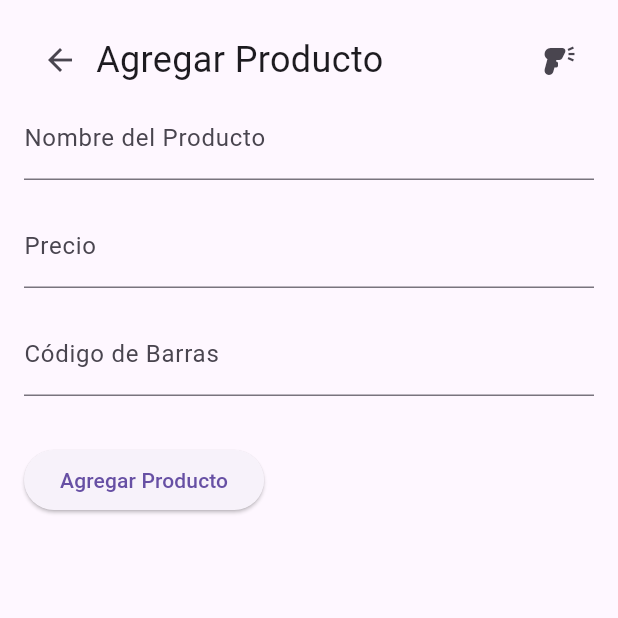
After one commit to juanvm97/app-scanner, a Flutter app: the AddItemScreen screen opened by its route, on a phone screen of 412 x 824 dp, the top half of it. The commit adds this screen. Run offline on Flutter 3.47's test engine with Material 3 defaults, Android fonts, the phone set to English and light mode, and no system bars; our stand-ins replace cloud_firestore, firebase_core, flutter_riverpod, riverpod_annotation; missing offline and left inert: mobile_scanner; accounts and stored records are empty; generated files the repository leaves out were written again.

Commit message:
added add_item_screen

```diff
--- /dev/null
+++ b/lib/screens/add_item_screen.dart
@@ -0,0 +1,119 @@
+import 'package:flutter/material.dart';
+import 'package:flutter_riverpod/flutter_riverpod.dart';
+
+import 'package:app_scanner/providers/code_provider.dart';
+import 'package:app_scanner/services/list_service.dart';
+
+class AddItemScreen extends ConsumerWidget {
+  const AddItemScreen({super.key});
+
+  @override
+  Widget build(BuildContext context, WidgetRef ref) {
+    final code = ref.watch(messageProvider);
+    final formKey = GlobalKey<FormState>();
+    final nameController = TextEditingController();
+    final priceController = TextEditingController();
+    final barcodeController = TextEditingController(text: code);
+
+    return Scaffold(
+      body: Padding(
+        padding: const EdgeInsets.all(16.0),
+        child: Form(
+          key: formKey,
+          child: Column(
+            crossAxisAlignment: CrossAxisAlignment.start,
+            children: [
+              Row(
+                mainAxisAlignment: MainAxisAlignment.spaceBetween,
+                children: [
+                  Row(
+                    children: [
+                      IconButton(
+                        icon: const Icon(Icons.arrow_back),
+                        onPressed: () {
+                          Navigator.pop(context);
+                        },
+                      ),
+                      const Text(
+                        'Agregar Producto',
+                        style: TextStyle(fontSize: 24),
+                      ),
+                    ],
+                  ),
+                  IconButton(
+                    icon: const Icon(Icons.barcode_reader),
+                    onPressed: () {
+                      Navigator.pushNamed(context, '/scanner');
+                    },
+                  ),
+                ],
+              ),
+              TextFormField(
+                controller: nameController,
+                decoration: const InputDecoration(
+                  labelText: 'Nombre del Producto',
+                ),
+                keyboardType: TextInputType.text,
+                validator: (value) {
+                  if (value == null || value.isEmpty) {
+                    return 'Por favor ingrese el nombre del producto';
+                  }
+                  return null;
+                },
+              ),
+              const SizedBox(height: 16),
+              TextFormField(
+                controller: priceController,
+                decoration: const InputDecoration(labelText: 'Precio'),
+                keyboardType: TextInputType.number,
+                validator: (value) {
+                  if (value == null || value.isEmpty) {
+                    return 'Por favor ingrese el precio';
+                  }
+                  final price = double.tryParse(value);
+                  if (price == null || price <= 0) {
+                    return 'Por favor ingrese un precio válido';
+                  }
+                  return null;
+                },
+              ),
+              const SizedBox(height: 16),
+              TextFormField(
+                controller: barcodeController,
+                decoration: const InputDecoration(
+                  labelText: 'Código de Barras',
+                ),
+                validator: (value) {
+                  if (value == null || value.isEmpty) {
+                    return 'Por favor escanee un código de barras';
+                  }
+                  return null;
+                },
+              ),
+              const SizedBox(height: 32),
+              ElevatedButton(
+                onPressed: () {
+                  if (formKey.currentState?.validate() ?? false) {
+                    final name = nameController.text;
+                    final price = double.parse(priceController.text);
+                    final barcode = barcodeController.text;
+                    ListService().addItem(
+                      id: barcode,
+                      name: name,
+                      price: price,
+                    );
+                    ScaffoldMessenger.of(context).showSnackBar(
+                      const SnackBar(content: Text('Producto agregado')),
+                    );
+                    Navigator.pop(context);
+                  }
+                },
+                child: const Text('Agregar Producto'),
+              ),
+            ],
+          ),
+        ),
+      ),
+    );
+  }
+}
--- a/lib/screens/home_screen.dart
+++ b/lib/screens/home_screen.dart
@@ -24,7 +24,7 @@ class _HomeScreenState extends State<HomeScreen> {
             SizedBox(height: 100),
             Center(
               child: FilledButton(
-                onPressed: () => Navigator.pushNamed(context, '/product-list'),
+                onPressed: () => Navigator.pushNamed(context, '/list'),
                 child: Text("CREAR"),
               ),
             ),
```
Also changed, not shown: lib/main.dart (+5 -83 lines), lib/screens/list_screen.dart (renamed from lib/screens/product_list_screen.dart, +5 -5 lines), lib/services/list_service.dart (+11 -0 lines).
